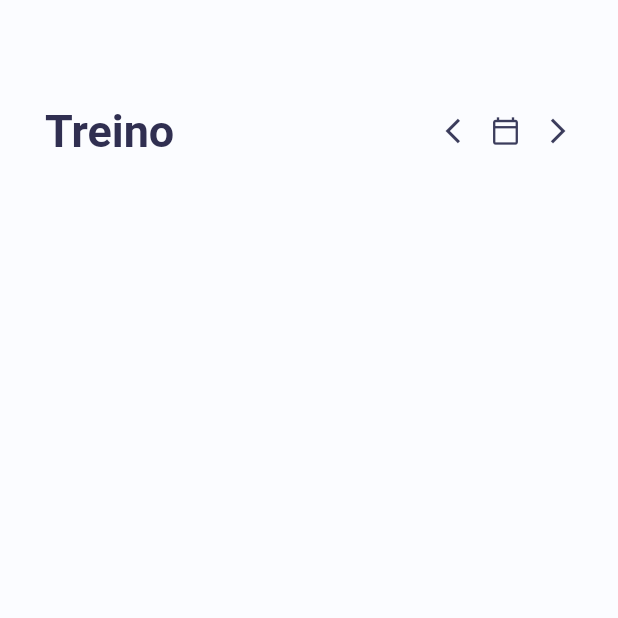
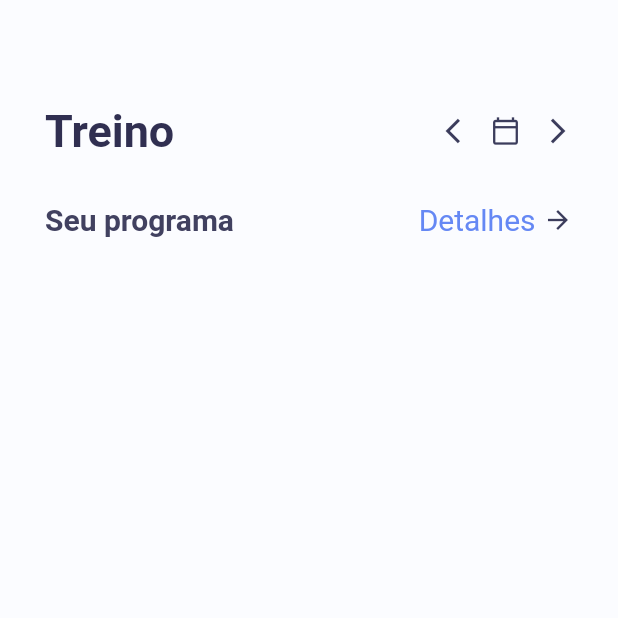
Before and after one commit to matheus2-andrade/training-app-flutter, a Flutter app: the screen it shows after launch, on a phone screen of 412 x 824 dp, the top half of it. Run offline on Flutter 3.47's test engine with Material 2 defaults, Android fonts, the phone set to English and light mode, and no system bars.

Commit message:
finished second row

```diff
--- a/lib/home_page.dart
+++ b/lib/home_page.dart
@@ -49,6 +49,32 @@ class _HomePageState extends State<HomePage> {
                   color: color.AppColor.homePageIcons,
                 )
               ],
+            ),
+            SizedBox(
+              height: 30,
+            ),
+            Row(
+              children: [
+                Text(
+                  "Seu programa",
+                  style: TextStyle(
+                      fontSize: 20,
+                      color: color.AppColor.homePageSubtitle,
+                      fontWeight: FontWeight.w700),
+                ),
+                Spacer(),
+                Text(
+                  "Detalhes",
+                  style: TextStyle(
+                    fontSize: 20,
+                    color: color.AppColor.homePageDetail,
+                  ),
+                ),
+                SizedBox(width: 5,),
+                Icon(Icons.arrow_forward,
+                size: 20,
+                color: color.AppColor.homePageIcons ,)
+              ],
             )
           ],
         ),
```
